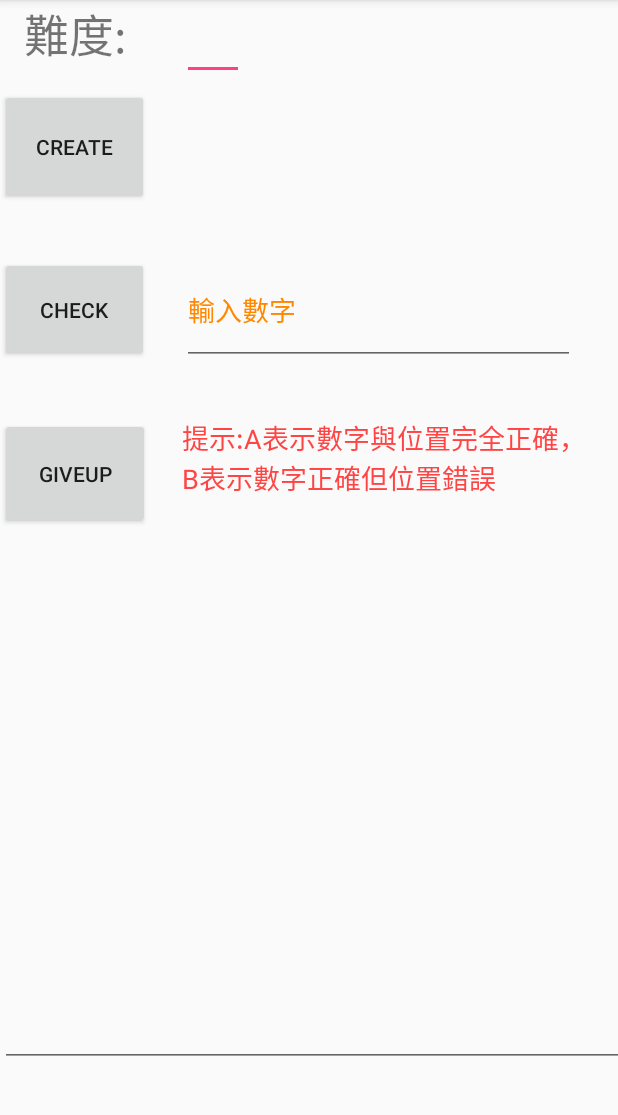
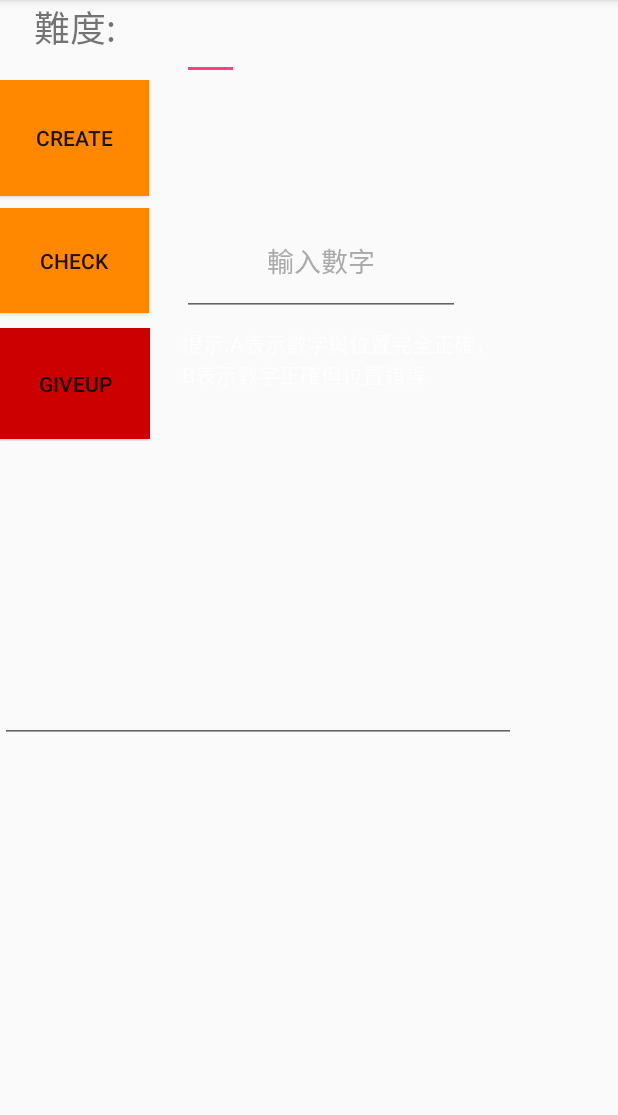
Before and after one commit to Edwardz43/GuessNumber, an Android app: the screen it shows after launch (MainActivity), on a phone screen of 412 x 824 dp, the part 84-1199 px from its top. Run offline under Robolectric (Android 15) with nearby library versions, the phone set to English and light mode, and no system bars.

Commit message:
201703300102

```diff
--- a/app/src/main/res/layout/activity_main.xml
+++ b/app/src/main/res/layout/activity_main.xml
@@ -7,14 +7,14 @@
     tools:context="com.example.edlo.guessnumber.MainActivity">
 
     <GridLayout
-        android:layout_width="464dp"
-        android:layout_height="711dp"
-        tools:layout_editor_absoluteX="9dp"
-        tools:layout_editor_absoluteY="4dp">
+        android:layout_width="344dp"
+        android:layout_height="495dp"
+        tools:layout_editor_absoluteX="8dp"
+        tools:layout_editor_absoluteY="6dp">
 
         <GridLayout
             android:layout_width="match_parent"
-            android:layout_height="426dp"
+            android:layout_height="294dp"
             android:layout_column="0"
             android:layout_row="0">
 
@@ -30,16 +30,16 @@
                     android:layout_row="0"
                     android:text="難度:"
                     android:textAlignment="center"
-                    android:textSize="30sp" />
+                    android:textSize="24sp" />
             </GridLayout>
 
             <GridLayout
-                android:layout_width="277dp"
-                android:layout_height="59dp">
+                android:layout_width="206dp"
+                android:layout_height="wrap_content">
 
                 <EditText
                     android:id="@+id/editText4"
-                    android:layout_width="41dp"
+                    android:layout_width="38dp"
                     android:layout_height="wrap_content"
                     android:ems="10"
                     android:inputType="number"
@@ -48,7 +48,7 @@
 
             <GridLayout
                 android:layout_width="121dp"
-                android:layout_height="104dp"
+                android:layout_height="79dp"
                 android:layout_column="0"
                 android:layout_row="3">
 
@@ -56,12 +56,13 @@
                     android:id="@+id/button3"
                     android:layout_width="100dp"
                     android:layout_height="74dp"
+                    android:background="@android:color/holo_red_dark"
                     android:text="GiveUp" />
             </GridLayout>
 
             <GridLayout
                 android:layout_width="120dp"
-                android:layout_height="104dp"
+                android:layout_height="80dp"
                 android:layout_column="0"
                 android:layout_row="2">
 
@@ -69,12 +70,13 @@
                     android:id="@+id/button2"
                     android:layout_width="99dp"
                     android:layout_height="70dp"
+                    android:background="@android:color/holo_orange_dark"
                     android:text="Check" />
             </GridLayout>
 
             <GridLayout
                 android:layout_width="119dp"
-                android:layout_height="112dp"
+                android:layout_height="85dp"
                 android:layout_column="0"
                 android:layout_row="1">
 
@@ -84,13 +86,14 @@
                     android:layout_height="77dp"
                     android:layout_column="0"
                     android:layout_row="0"
+                    android:background="@android:color/holo_orange_dark"
                     android:text="Create" />
 
             </GridLayout>
 
             <FrameLayout
-                android:layout_width="277dp"
-                android:layout_height="108dp"
+                android:layout_width="224dp"
+                android:layout_height="79dp"
                 android:layout_column="1"
                 android:layout_row="3"
                 tools:layout_editor_absoluteX="30dp"
@@ -98,52 +101,56 @@
 
                 <TextView
                     android:id="@+id/textView3"
-                    android:layout_width="269dp"
-                    android:layout_height="110dp"
+                    android:layout_width="215dp"
+                    android:layout_height="59dp"
                     android:text="提示:A表示數字與位置完全正確，B表示數字正確但位置錯誤"
-                    android:textColor="@android:color/holo_red_light"
-                    android:textSize="18sp" />
+                    android:textAlignment="textStart"
+                    android:textColor="?android:attr/textColorTertiaryInverse"
+                    android:textSize="14sp" />
             </FrameLayout>
 
             <GridLayout
-                android:layout_width="match_parent"
-                android:layout_height="107dp"
+                android:layout_width="wrap_content"
+                android:layout_height="80dp"
                 android:layout_column="1"
                 android:layout_row="2">
 
                 <EditText
                     android:id="@+id/editText"
-                    android:layout_width="262dp"
+                    android:layout_width="185dp"
                     android:layout_height="72dp"
                     android:clickable="true"
                     android:ems="10"
                     android:inputType="number"
                     android:onClick="clearInput"
                     android:text="輸入數字"
-                    android:textColor="@android:color/holo_orange_dark" />
+                    android:textAlignment="center"
+                    android:textColor="@android:color/darker_gray" />
 
             </GridLayout>
 
             <GridLayout
-                android:layout_width="283dp"
-                android:layout_height="103dp"
+                android:layout_width="207dp"
+                android:layout_height="85dp"
                 android:layout_column="1"
                 android:layout_row="1">
 
                 <TextView
                     android:id="@+id/textView"
-                    android:layout_width="259dp"
-                    android:layout_height="match_parent"
+                    android:layout_width="196dp"
+                    android:layout_height="68dp"
+                    android:layout_column="0"
+                    android:layout_row="1"
                     android:textAlignment="center"
                     android:textColor="@android:color/holo_green_dark"
-                    android:textSize="24sp" />
+                    android:textSize="18sp" />
             </GridLayout>
 
         </GridLayout>
 
         <GridLayout
             android:layout_width="match_parent"
-            android:layout_height="281dp"
+            android:layout_height="195dp"
             android:layout_column="0"
             android:layout_row="2">
 
@@ -156,7 +163,8 @@
                 android:selectAllOnFocus="false"
                 android:singleLine="false"
                 android:textAlignment="viewStart"
-                android:textColor="@android:color/holo_red_light" />
+                android:textColor="@android:color/holo_red_light"
+                android:textSize="14sp" />
         </GridLayout>
 
     </GridLayout>
```
